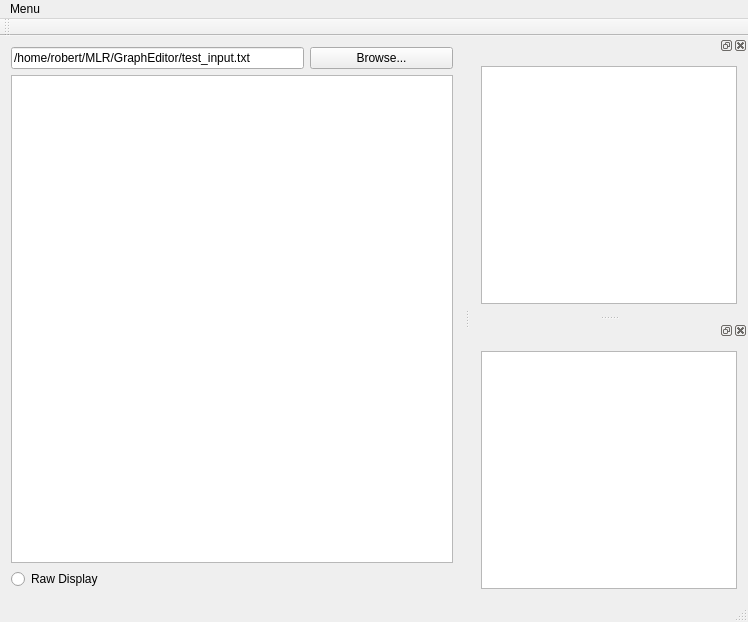
Old version of the form usr/RL/GraphEditor/Editor.ui in the repository cambyse/PO-LGP.
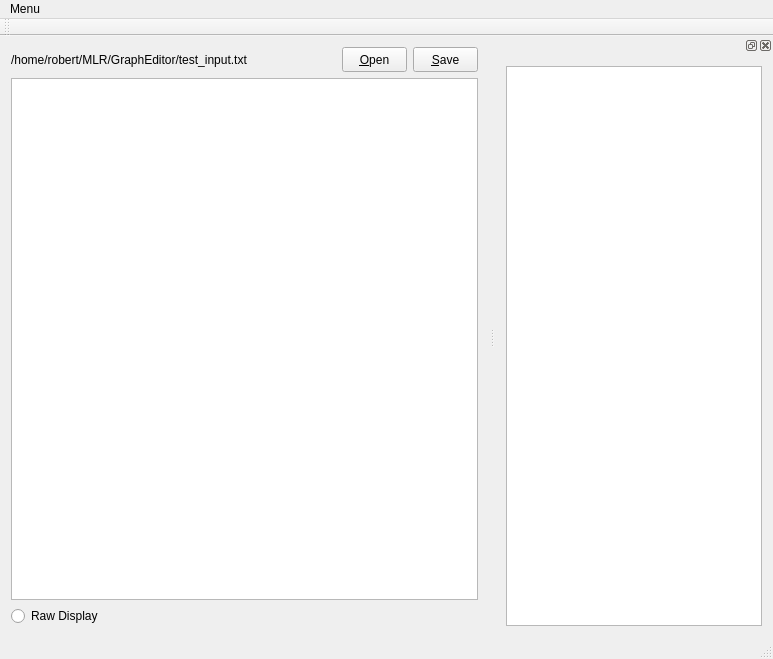
New version of the form.

```diff
--- a/usr/RL/GraphEditor/Editor.ui
+++ b/usr/RL/GraphEditor/Editor.ui
@@ -6,8 +6,8 @@
    <rect>
     <x>0</x>
     <y>0</y>
-    <width>748</width>
-    <height>622</height>
+    <width>773</width>
+    <height>659</height>
    </rect>
   </property>
   <property name="windowTitle">
@@ -15,27 +15,22 @@
   </property>
   <widget class="QWidget" name="centralWidget">
    <layout class="QGridLayout" name="gridLayout_8">
-    <item row="1" column="0" colspan="3">
-     <widget class="QTextEdit" name="graph_editor">
-      <property name="readOnly">
-       <bool>false</bool>
-      </property>
-      <property name="acceptRichText">
-       <bool>false</bool>
-      </property>
-     </widget>
-    </item>
-    <item row="0" column="0" colspan="2">
-     <widget class="QLineEdit" name="file_name">
-      <property name="text">
-       <string>/home/robert/MLR/GraphEditor/test_input.txt</string>
-      </property>
-     </widget>
-    </item>
-    <item row="0" column="2">
+    <item row="0" column="1">
      <widget class="QPushButton" name="open_file">
+      <property name="minimumSize">
+       <size>
+        <width>65</width>
+        <height>25</height>
+       </size>
+      </property>
+      <property name="maximumSize">
+       <size>
+        <width>65</width>
+        <height>25</height>
+       </size>
+      </property>
       <property name="text">
-       <string>Browse...</string>
+       <string>&amp;Open</string>
       </property>
      </widget>
     </item>
@@ -46,6 +41,42 @@
       </property>
      </widget>
     </item>
+    <item row="0" column="2">
+     <widget class="QPushButton" name="pushButton">
+      <property name="minimumSize">
+       <size>
+        <width>65</width>
+        <height>25</height>
+       </size>
+      </property>
+      <property name="maximumSize">
+       <size>
+        <width>65</width>
+        <height>25</height>
+       </size>
+      </property>
+      <property name="text">
+       <string>&amp;Save</string>
+      </property>
+     </widget>
+    </item>
+    <item row="0" column="0">
+     <widget class="QLabel" name="file_name">
+      <property name="text">
+       <string>/home/robert/MLR/GraphEditor/test_input.txt</string>
+      </property>
+     </widget>
+    </item>
+    <item row="1" column="0" colspan="3">
+     <widget class="QTextEdit" name="graph_editor">
+      <property name="readOnly">
+       <bool>false</bool>
+      </property>
+      <property name="acceptRichText">
+       <bool>false</bool>
+      </property>
+     </widget>
+    </item>
    </layout>
   </widget>
   <widget class="QMenuBar" name="menuBar">
@@ -53,8 +84,8 @@
     <rect>
      <x>0</x>
      <y>0</y>
-     <width>748</width>
-     <height>19</height>
+     <width>773</width>
+     <height>21</height>
     </rect>
    </property>
    <widget class="QMenu" name="menuView">
@@ -82,19 +113,7 @@
    <widget class="QWidget" name="dockWidgetContents_14">
     <layout class="QGridLayout" name="gridLayout_9">
      <item row="0" column="0">
-      <widget class="QGraphicsView" name="graphicsView_3"/>
-     </item>
-    </layout>
-   </widget>
-  </widget>
-  <widget class="QDockWidget" name="dockWidget_2">
-   <attribute name="dockWidgetArea">
-    <number>2</number>
-   </attribute>
-   <widget class="QWidget" name="dockWidgetContents_2">
-    <layout class="QGridLayout" name="gridLayout">
-     <item row="0" column="0">
-      <widget class="QTextEdit" name="console"/>
+      <widget class="QGraphicsView" name="visualization"/>
      </item>
     </layout>
    </widget>
```
Left out of the diff: 67 changed lines with no effect on the pictures.
